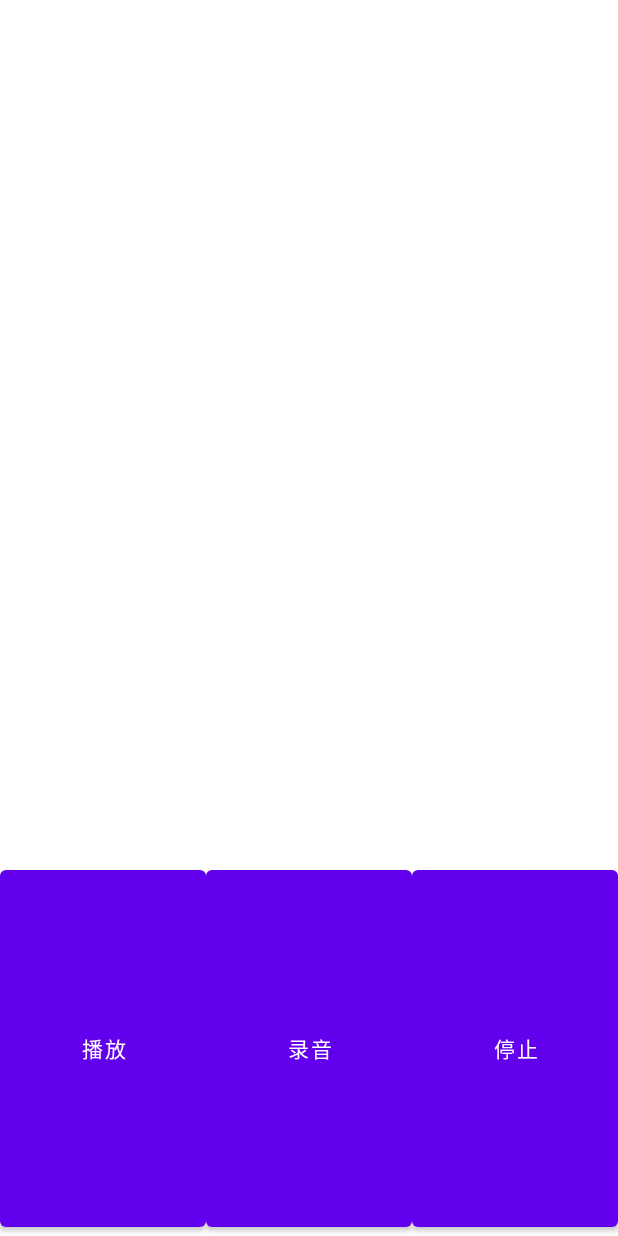
After one commit to poinwater/AndroidApp, an Android app: the layout activity_recording.xml on its own in the app's theme, with its tools: preview values and no code run, on a phone screen of 412 x 824 dp. The commit adds this screen. Run offline under Robolectric (Android 15) with nearby library versions, the phone set to English and light mode, and no system bars.

Commit message:
Chinese translate

```diff
--- /dev/null
+++ b/DatabaseDemo/app/src/main/java/com/example/databasedemo/UserDao.java
@@ -0,0 +1,4 @@
+package com.example.databasedemo;
+
+public class UserDao {
+}
--- /dev/null
+++ b/DatabaseDemo/app/src/main/java/com/example/databasedemo/UserDatabase.java
@@ -0,0 +1,4 @@
+package com.example.databasedemo;
+
+public class UserDatabase {
+}
--- a/NineMindMap/app/src/main/AndroidManifest.xml
+++ b/NineMindMap/app/src/main/AndroidManifest.xml
@@ -1,6 +1,7 @@
 <?xml version="1.0" encoding="utf-8"?>
 <manifest xmlns:android="http://schemas.android.com/apk/res/android"
     package="com.example.ninemindmap">
+
     <uses-permission android:name="android.permission.RECORD_AUDIO" />
 
     <application
@@ -10,6 +11,7 @@
         android:roundIcon="@mipmap/ic_launcher_round"
         android:supportsRtl="true"
         android:theme="@style/Theme.NineMindMap">
+        <activity android:name=".Recording"></activity>
         <activity android:name=".MainActivity">
             <intent-filter>
                 <action android:name="android.intent.action.MAIN" />
--- /dev/null
+++ b/NineMindMap/app/src/main/res/layout/activity_recording.xml
@@ -0,0 +1,44 @@
+<?xml version="1.0" encoding="utf-8"?>
+<androidx.constraintlayout.widget.ConstraintLayout xmlns:android="http://schemas.android.com/apk/res/android"
+    xmlns:app="http://schemas.android.com/apk/res-auto"
+    xmlns:tools="http://schemas.android.com/tools"
+    android:layout_width="match_parent"
+    android:layout_height="match_parent"
+    tools:context=".Recording">
+
+    <LinearLayout
+        android:layout_width="match_parent"
+        android:layout_height="250dp"
+        android:orientation="horizontal"
+        app:layout_constraintBottom_toBottomOf="parent"
+        app:layout_constraintEnd_toEndOf="parent"
+        app:layout_constraintStart_toStartOf="parent">
+
+        <Button
+            android:id="@+id/button"
+            android:layout_width="wrap_content"
+            android:layout_height="match_parent"
+            android:layout_weight="1"
+            android:onClick="startPlaying"
+            android:tag="播放"
+            android:text="播放" />
+
+        <Button
+            android:id="@+id/button9"
+            android:layout_width="wrap_content"
+            android:layout_height="match_parent"
+            android:layout_weight="1"
+            android:onClick="stop"
+            android:tag="录音"
+            android:text="录音" />
+
+        <Button
+            android:id="@+id/button10"
+            android:layout_width="wrap_content"
+            android:layout_height="match_parent"
+            android:layout_weight="1"
+            android:onClick="stopRecording"
+            android:tag="停止"
+            android:text="停止" />
+    </LinearLayout>
+</androidx.constraintlayout.widget.ConstraintLayout>
```
Also changed, not shown: DatabaseDemo/app/src/main/java/com/example/databasedemo/Users.java (added, +15 -0 lines), NineMindMap/app/src/main/java/com/example/ninemindmap/MainActivity.java (+32 -11 lines), NineMindMap/app/src/main/java/com/example/ninemindmap/Recording.java (added, +178 -0 lines).
